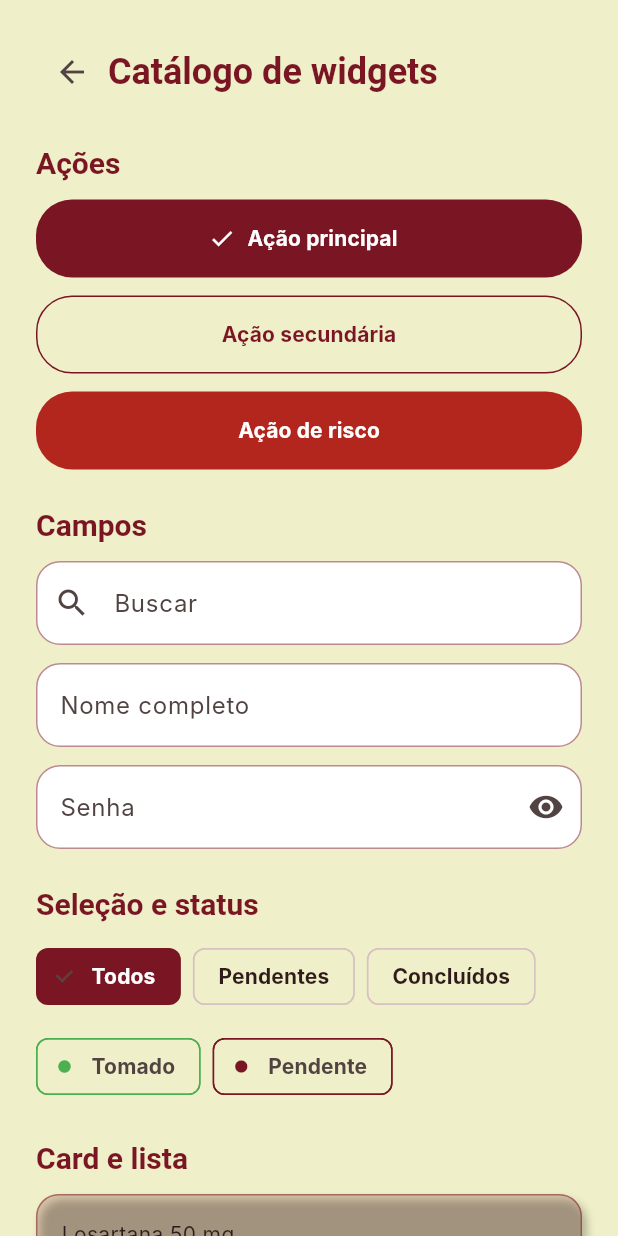
After one commit to vinicius-pascoal/kuideapp, a Flutter app: the WidgetCatalogScreen screen opened directly, on a phone screen of 412 x 824 dp. The commit adds this screen. Run offline on Flutter 3.47's test engine with Material 3 defaults, Android fonts, the phone set to English and light mode, and no system bars; our stand-ins replace flutter_riverpod, go_router; Roboto replaces fonts that are missing (Inter, Source Serif Pro).

Commit message:
feat: adiciona tela de catálogo e componentes de interface, incluindo botões, campos e navegação

```diff
--- a/lib/app/router/app_router.dart
+++ b/lib/app/router/app_router.dart
@@ -1,6 +1,8 @@
 import 'package:flutter/material.dart';
+import 'package:flutter/foundation.dart';
 import 'package:go_router/go_router.dart';
 
+import '../../features/catalog/presentation/widget_catalog_screen.dart';
 import '../../features/home/presentation/home_placeholder_screen.dart';
 import '../../features/health/presentation/health_placeholder_screen.dart';
 import '../../features/profile/presentation/profile_placeholder_screen.dart';
@@ -48,5 +50,10 @@ final GoRouter appRouter = GoRouter(
         ),
       ],
     ),
+    if (kDebugMode)
+      GoRoute(
+        path: '/catalog',
+        builder: (context, state) => const WidgetCatalogScreen(),
+      ),
   ],
 );
--- /dev/null
+++ b/lib/features/catalog/presentation/widget_catalog_screen.dart
@@ -0,0 +1,94 @@
+import 'package:flutter/material.dart';
+
+import '../../../app/theme/app_colors.dart';
+import '../../../app/theme/app_spacing.dart';
+import '../../../shared/widgets/app_buttons.dart';
+import '../../../shared/widgets/app_card.dart';
+import '../../../shared/widgets/app_fields.dart';
+import '../../../shared/widgets/app_header.dart';
+import '../../../shared/widgets/app_list_tile.dart';
+import '../../../shared/widgets/filter_tab_bar.dart';
+import '../../../shared/widgets/mock_action_dialog.dart';
+
+class WidgetCatalogScreen extends StatefulWidget {
+  const WidgetCatalogScreen({super.key});
+
+  @override
+  State<WidgetCatalogScreen> createState() => _WidgetCatalogScreenState();
+}
+
+class _WidgetCatalogScreenState extends State<WidgetCatalogScreen> {
+  var _selectedFilter = 0;
+
+  @override
+  Widget build(BuildContext context) => Scaffold(
+        body: SafeArea(
+          child: ListView(
+            padding: const EdgeInsets.all(AppSpacing.lg),
+            children: [
+              AppHeader(title: 'Catálogo de widgets', onBack: () => Navigator.maybePop(context)),
+              const SizedBox(height: AppSpacing.lg),
+              const SectionHeader(title: 'Ações'),
+              const SizedBox(height: AppSpacing.sm),
+              PrimaryButton(
+                label: 'Ação principal',
+                icon: Icons.check,
+                onPressed: () => MockActionDialog.show(
+                  context,
+                  title: 'Ação simulada',
+                  message: 'Este diálogo é uma prévia de componente.',
+                ),
+              ),
+              const SizedBox(height: AppSpacing.sm),
+              SecondaryButton(label: 'Ação secundária', onPressed: () {}),
+              const SizedBox(height: AppSpacing.sm),
+              DangerButton(label: 'Ação de risco', onPressed: () {}),
+              const SizedBox(height: AppSpacing.lg),
+              const SectionHeader(title: 'Campos'),
+              const SizedBox(height: AppSpacing.sm),
+              AppSearchField(onChanged: (_) {}),
+              const SizedBox(height: AppSpacing.sm),
+              const AppTextField(label: 'Nome completo', hint: 'Digite aqui'),
+              const SizedBox(height: AppSpacing.sm),
+              const AppPasswordField(label: 'Senha'),
+              const SizedBox(height: AppSpacing.lg),
+              const SectionHeader(title: 'Seleção e status'),
+              const SizedBox(height: AppSpacing.sm),
+              FilterTabBar(
+                labels: const ['Todos', 'Pendentes', 'Concluídos'],
+                selectedIndex: _selectedFilter,
+                onSelected: (index) => setState(() => _selectedFilter = index),
+              ),
+              const SizedBox(height: AppSpacing.sm),
+              const Wrap(
+                spacing: AppSpacing.xs,
+                children: [
+                  StatusChip(label: 'Tomado', color: Colors.green),
+                  StatusChip(label: 'Pendente', color: AppColors.wine),
+                ],
+              ),
+              const SizedBox(height: AppSpacing.lg),
+              const SectionHeader(title: 'Card e lista'),
+              const SizedBox(height: AppSpacing.sm),
+              const AppCard(
+                child: Column(
+                  crossAxisAlignment: CrossAxisAlignment.start,
+                  children: [
+                    Text('Losartana 50 mg'),
+                    SizedBox(height: AppSpacing.xs),
+                    Text('1 comprimido • Tomar com água'),
+                  ],
+                ),
+              ),
+              const SizedBox(height: AppSpacing.sm),
+              const AppListTile(
+                title: 'Consulta com cardiologista',
+                subtitle: 'Dr. Roberto Silva • Clínica Vida',
+                leading: Icon(Icons.calendar_month_outlined),
+                trailing: Icon(Icons.chevron_right),
+              ),
+            ],
+          ),
+        ),
+      );
+}
--- /dev/null
+++ b/lib/shared/widgets/app_buttons.dart
@@ -0,0 +1,133 @@
+import 'package:flutter/material.dart';
+
+import '../../app/theme/app_colors.dart';
+import '../../app/theme/app_radii.dart';
+import '../../app/theme/app_spacing.dart';
+
+class PrimaryButton extends StatelessWidget {
+  const PrimaryButton({
+    required this.label,
+    required this.onPressed,
+    super.key,
+    this.isLoading = false,
+    this.icon,
+  });
+
+  final String label;
+  final VoidCallback? onPressed;
+  final bool isLoading;
+  final IconData? icon;
+
+  @override
+  Widget build(BuildContext context) {
+    final enabled = onPressed != null && !isLoading;
+    return Semantics(
+      button: true,
+      enabled: enabled,
+      label: label,
+      child: SizedBox(
+        width: double.infinity,
+        height: 52,
+        child: FilledButton.icon(
+          onPressed: enabled ? onPressed : null,
+          icon: isLoading
+              ? const SizedBox(
+                  width: 20,
+                  height: 20,
+                  child: CircularProgressIndicator(
+                    strokeWidth: 2,
+                    color: AppColors.white,
+                  ),
+                )
+              : icon == null
+              ? const SizedBox.shrink()
+              : Icon(icon),
+          label: Text(label),
+          style: FilledButton.styleFrom(
+            backgroundColor: AppColors.wine,
+            foregroundColor: AppColors.white,
+            disabledBackgroundColor: AppColors.wine.withValues(alpha: 0.4),
+            shape: const RoundedRectangleBorder(borderRadius: AppRadii.button),
+          ),
+        ),
+      ),
+    );
+  }
+}
+
+class SecondaryButton extends StatelessWidget {
+  const SecondaryButton({
+    required this.label,
+    required this.onPressed,
+    super.key,
+    this.icon,
+  });
+
+  final String label;
+  final VoidCallback? onPressed;
+  final IconData? icon;
+
+  @override
+  Widget build(BuildContext context) => SizedBox(
+        width: double.infinity,
+        height: 52,
+        child: OutlinedButton.icon(
+          onPressed: onPressed,
+          icon: icon == null ? const SizedBox.shrink() : Icon(icon),
+          label: Text(label),
+          style: OutlinedButton.styleFrom(
+            foregroundColor: AppColors.wine,
+            side: const BorderSide(color: AppColors.wine),
+            shape: const RoundedRectangleBorder(borderRadius: AppRadii.button),
+          ),
+        ),
+      );
+}
+
+class DangerButton extends StatelessWidget {
+  const DangerButton({required this.label, required this.onPressed, super.key});
+
+  final String label;
+  final VoidCallback? onPressed;
+
+  @override
+  Widget build(BuildContext context) => SizedBox(
+        width: double.infinity,
+        height: 52,
+        child: FilledButton(
+          onPressed: onPressed,
+          style: FilledButton.styleFrom(
+            backgroundColor: AppColors.error,
+            foregroundColor: AppColors.white,
+            shape: const RoundedRectangleBorder(borderRadius: AppRadii.button),
+          ),
+          child: Text(label),
+        ),
+      );
+}
+
+class IconActionButton extends StatelessWidget {
+  const IconActionButton({
+    required this.icon,
+    required this.semanticLabel,
+    required this.onPressed,
+    super.key,
+  });
+
+  final IconData icon;
+  final String semanticLabel;
+  final VoidCallback? onPressed;
+
+  @override
+  Widget build(BuildContext context) => Semantics(
+        button: true,
+        label: semanticLabel,
+        child: IconButton(
+          onPressed: onPressed,
+          icon: Icon(icon),
+          tooltip: semanticLabel,
+          constraints: const BoxConstraints.tightFor(width: 48, height: 48),
+          padding: const EdgeInsets.all(AppSpacing.sm),
+        ),
+      );
+}
--- /dev/null
+++ b/lib/shared/widgets/app_card.dart
@@ -0,0 +1,61 @@
+import 'package:flutter/material.dart';
+
+import '../../app/theme/app_colors.dart';
+import '../../app/theme/app_radii.dart';
+import '../../app/theme/app_shadows.dart';
+import '../../app/theme/app_spacing.dart';
+
+class AppCard extends StatelessWidget {
+  const AppCard({
+    required this.child,
+    super.key,
+    this.onTap,
+    this.padding = const EdgeInsets.all(AppSpacing.md),
+    this.tint = true,
+  });
+
+  final Widget child;
+  final VoidCallback? onTap;
+  final EdgeInsetsGeometry padding;
+  final bool tint;
+
+  @override
+  Widget build(BuildContext context) => Material(
+        color: tint ? AppColors.cardTint : AppColors.white,
+        borderRadius: AppRadii.card,
+        child: InkWell(
+          onTap: onTap,
+          borderRadius: AppRadii.card,
+          child: Container(
+            padding: padding,
+            decoration: BoxDecoration(
+              borderRadius: AppRadii.card,
+              border: Border.all(color: AppColors.cardBorder),
+              boxShadow: AppShadows.card,
+            ),
+            child: child,
+          ),
+        ),
+      );
+}
+
+class SectionHeader extends StatelessWidget {
+  const SectionHeader({required this.title, super.key, this.onViewAll});
+
+  final String title;
+  final VoidCallback? onViewAll;
+
+  @override
+  Widget build(BuildContext context) => Row(
+        children: [
+          Expanded(child: Text(title, style: Theme.of(context).textTheme.titleLarge)),
+          if (onViewAll != null)
+            TextButton.icon(
+              onPressed: onViewAll,
+              label: const Text('Ver todos'),
+              icon: const Icon(Icons.chevron_right, size: 18),
+              iconAlignment: IconAlignment.end,
+            ),
+        ],
+      );
+}
--- /dev/null
+++ b/lib/shared/widgets/app_fields.dart
@@ -0,0 +1,161 @@
+import 'package:flutter/material.dart';
+
+import '../../app/theme/app_spacing.dart';
+
+class AppTextField extends StatelessWidget {
+  const AppTextField({
+    required this.label,
+    super.key,
+    this.controller,
+    this.hint,
+    this.keyboardType,
+    this.validator,
+    this.onChanged,
+    this.maxLines = 1,
+  });
+
+  final String label;
+  final TextEditingController? controller;
+  final String? hint;
+  final TextInputType? keyboardType;
+  final String? Function(String?)? validator;
+  final ValueChanged<String>? onChanged;
+  final int maxLines;
+
+  @override
+  Widget build(BuildContext context) => TextFormField(
+        controller: controller,
+        keyboardType: keyboardType,
+        validator: validator,
+        onChanged: onChanged,
+        maxLines: maxLines,
+        decoration: InputDecoration(labelText: label, hintText: hint),
+      );
+}
+
+class AppPasswordField extends StatefulWidget {
+  const AppPasswordField({required this.label, super.key, this.controller});
+
+  final String label;
+  final TextEditingController? controller;
+
+  @override
+  State<AppPasswordField> createState() => _AppPasswordFieldState();
+}
+
+class _AppPasswordFieldState extends State<AppPasswordField> {
+  var _obscured = true;
+
+  @override
+  Widget build(BuildContext context) => TextFormField(
+        controller: widget.controller,
+        obscureText: _obscured,
+        decoration: InputDecoration(
+          labelText: widget.label,
+          suffixIcon: IconButton(
+            tooltip: _obscured ? 'Mostrar senha' : 'Ocultar senha',
+            onPressed: () => setState(() => _obscured = !_obscured),
+            icon: Icon(_obscured ? Icons.visibility : Icons.visibility_off),
+          ),
+        ),
+      );
+}
+
+class AppSearchField extends StatelessWidget {
+  const AppSearchField({required this.onChanged, super.key, this.hint = 'Buscar'});
+
+  final ValueChanged<String> onChanged;
+  final String hint;
+
+  @override
+  Widget build(BuildContext context) => TextField(
+        onChanged: onChanged,
+        textInputAction: TextInputAction.search,
+        decoration: InputDecoration(
+          hintText: hint,
+          prefixIcon: const Icon(Icons.search),
+        ),
+      );
+}
+
+class AppDropdown<T> extends StatelessWidget {
+  const AppDropdown({
+    required this.label,
+    required this.items,
+    required this.onChanged,
+    super.key,
+    this.value,
+  });
+
+  final String label;
+  final List<DropdownMenuItem<T>> items;
+  final T? value;
+  final ValueChanged<T?> onChanged;
+
+  @override
+  Widget build(BuildContext context) => DropdownButtonFormField<T>(
+        value: value,
+        items: items,
+        onChanged: onChanged,
+        decoration: InputDecoration(labelText: label),
+      );
+}
+
+class AppDateField extends StatelessWidget {
+  const AppDateField({required this.label, required this.value, required this.onTap, super.key});
+
+  final String label;
+  final String value;
+  final VoidCallback onTap;
+
+  @override
+  Widget build(BuildContext context) => _ReadOnlyField(
+        label: label,
+        value: value,
+        icon: Icons.calendar_today_outlined,
+        onTap: onTap,
+      );
+}
+
+class AppTimeField extends StatelessWidget {
+  const AppTimeField({required this.label, required this.value, required this.onTap, super.key});
+
+  final String label;
+  final String value;
+  final VoidCallback onTap;
+
+  @override
+  Widget build(BuildContext context) => _ReadOnlyField(
+        label: label,
+        value: value,
+        icon: Icons.access_time_outlined,
+        onTap: onTap,
+      );
+}
+
+class _ReadOnlyField extends StatelessWidget {
+  const _ReadOnlyField({
+    required this.label,
+    required this.value,
+    required this.icon,
+    required this.onTap,
+  });
+
+  final String label;
+  final String value;
+  final IconData icon;
+  final VoidCallback onTap;
+
+  @override
+  Widget build(BuildContext context) => InkWell(
+        onTap: onTap,
+        borderRadius: BorderRadius.circular(16),
+        child: InputDecorator(
+          decoration: InputDecoration(labelText: label, suffixIcon: Icon(icon)),
+          child: Padding(
+            padding: const EdgeInsets.symmetric(vertical: AppSpacing.xs),
+            child: Text(value),
+          ),
+        ),
+      );
+}
--- /dev/null
+++ b/lib/shared/widgets/app_header.dart
@@ -0,0 +1,32 @@
+import 'package:flutter/material.dart';
+
+import 'app_buttons.dart';
+
+class AppHeader extends StatelessWidget {
+  const AppHeader({
+    required this.title,
+    super.key,
+    this.onBack,
+    this.action,
+  });
+
+  final String title;
+  final VoidCallback? onBack;
+  final Widget? action;
+
+  @override
+  Widget build(BuildContext context) => Row(
+        children: [
+          if (onBack != null)
+            IconActionButton(
+              icon: Icons.arrow_back,
+              semanticLabel: 'Voltar',
+              onPressed: onBack,
+            )
+          else
+            const SizedBox(width: 48),
+          Expanded(child: Text(title, style: Theme.of(context).textTheme.headlineSmall)),
+          action ?? const SizedBox(width: 48),
+        ],
+      );
+}
--- /dev/null
+++ b/lib/shared/widgets/filter_tab_bar.dart
@@ -0,0 +1,53 @@
+import 'package:flutter/material.dart';
+
+import '../../app/theme/app_colors.dart';
+import '../../app/theme/app_spacing.dart';
+
+class FilterTabBar extends StatelessWidget {
+  const FilterTabBar({
+    required this.labels,
+    required this.selectedIndex,
+    required this.onSelected,
+    super.key,
+  });
+
+  final List<String> labels;
+  final int selectedIndex;
+  final ValueChanged<int> onSelected;
+
+  @override
+  Widget build(BuildContext context) => SingleChildScrollView(
+        scrollDirection: Axis.horizontal,
+        child: Row(
+          children: List.generate(
+            labels.length,
+            (index) => Padding(
+              padding: EdgeInsets.only(right: index == labels.length - 1 ? 0 : AppSpacing.xs),
+              child: ChoiceChip(
+                label: Text(labels[index]),
+                selected: index == selectedIndex,
+                onSelected: (_) => onSelected(index),
+                selectedColor: AppColors.wine,
+                labelStyle: TextStyle(
+                  color: index == selectedIndex ? AppColors.white : AppColors.darkText,
+                ),
+              ),
+            ),
+          ),
+        ),
+      );
+}
+
+class StatusChip extends StatelessWidget {
+  const StatusChip({required this.label, required this.color, super.key});
+
+  final String label;
+  final Color color;
+
+  @override
+  Widget build(BuildContext context) => Chip(
+        avatar: Icon(Icons.circle, size: 10, color: color),
+        label: Text(label),
+        side: BorderSide(color: color),
+      );
+}
```
Also changed, not shown: lib/shared/widgets/app_bottom_nav_bar.dart (added, +26 -0 lines), lib/shared/widgets/app_list_tile.dart (added, +35 -0 lines), lib/shared/widgets/kuide_scaffold.dart (+4 -10 lines), lib/shared/widgets/mock_action_dialog.dart (added, +45 -0 lines), 2 other files.
